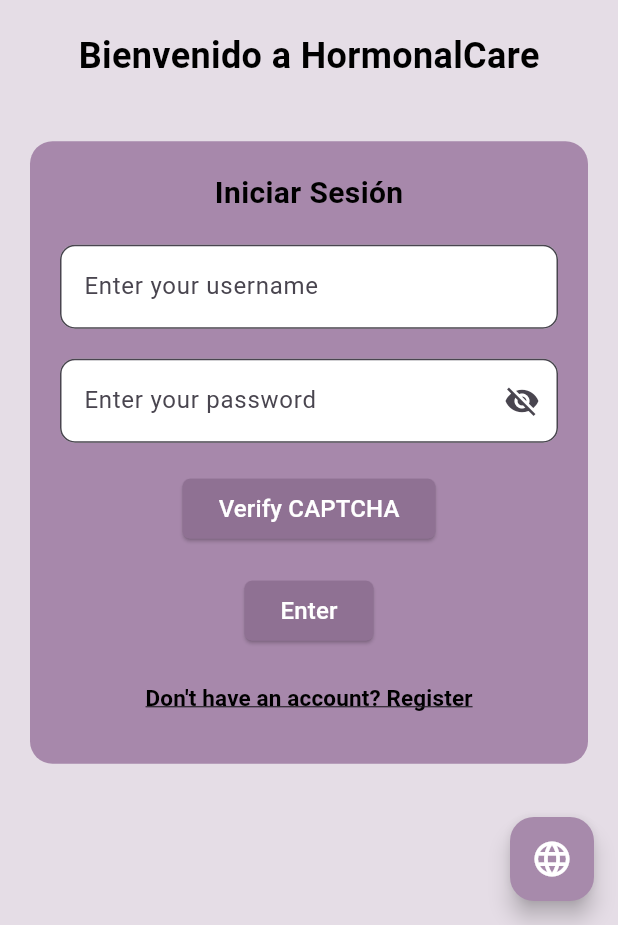
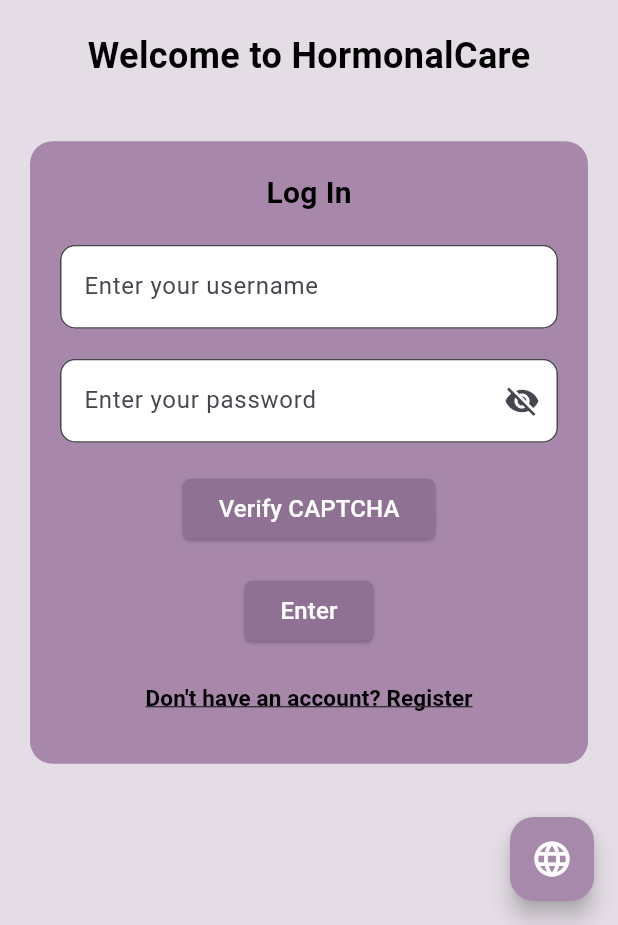
Before and after one commit to Grupo-Diseno-los-hormonales/experimentos_hormonal_care_mobile_frontend-prueba, a Flutter app: the screen it shows after launch, on a phone screen of 412 x 824 dp, the part 311-1236 px from its top. Run offline on Flutter 3.47's test engine with Material 3 defaults, Android fonts, the phone set to English and light mode, and no system bars; our stand-ins replace confetti, dio, file_picker, firebase_core, firebase_storage, fl_chart and 6 more; missing offline and left inert: universal_html; accounts and stored records are empty; generated files the repository leaves out were written again.

Commit message:
feat: added language change

```diff
--- a/lib/main.dart
+++ b/lib/main.dart
@@ -1,4 +1,4 @@
-import 'package:experimentos_hormonal_care_mobile_frontend/scr/widget/language_switcher_app.dart';
+import 'package:experimentos_hormonal_care_mobile_frontend/widgets/language_switcher_app.dart';
 import 'package:flutter/material.dart';
 import 'package:experimentos_hormonal_care_mobile_frontend/scr/features/iam/presentation/pages/sign_in.dart';
 import 'package:intl/date_symbol_data_local.dart'; // Importa el paquete para la localización
@@ -10,5 +10,5 @@
   await initializeDateFormatting('es_ES', null);
 
   // Ejecuta la aplicación
-  runApp(LanguageSwitcherApp());
+  runApp(LanguageSwitcherApp(child: SignIn()));
 }
--- a/lib/scr/features/iam/presentation/pages/sign_in.dart
+++ b/lib/scr/features/iam/presentation/pages/sign_in.dart
@@ -169,7 +169,7 @@
                             TextFormField(
                               controller: _emailController,
                               decoration: InputDecoration(
-                                labelText: 'Enter your username',
+                                labelText: AppLocalizations.of(context)?.enterUsernameHint ?? 'Enter your username',
                                 border: OutlineInputBorder(
                                   borderRadius: BorderRadius.circular(10),
                                 ),
@@ -182,7 +182,7 @@
                               controller: _passwordController,
                               obscureText: _obscureText,
                               decoration: InputDecoration(
-                                labelText: 'Enter your password',
+                                labelText: AppLocalizations.of(context)?.enterPasswordHint ?? 'Enter your password',
                                 border: OutlineInputBorder(
                                   borderRadius: BorderRadius.circular(10),
                                 ),
@@ -209,8 +209,8 @@
                                   borderRadius: BorderRadius.circular(5),
                                 ),
                               ),
-                              child: const Text(
-                                'Verify CAPTCHA',
+                              child: Text(
+                                AppLocalizations.of(context)?.verifyCaptchaButton ?? 'Verify CAPTCHA',
                                 style: TextStyle(
                                   color: Colors.white,
                                   fontSize: 16,
@@ -226,8 +226,8 @@
                                   borderRadius: BorderRadius.circular(5),
                                 ),
                               ),
-                              child: const Text(
-                                'Enter',
+                              child: Text(
+                                AppLocalizations.of(context)?.enterButton ?? 'Enter',
                                 style: TextStyle(
                                   color: Colors.white,
                                   fontSize: 16,
@@ -244,8 +244,8 @@
                                   ),
                                 );
                               },
-                              child: const Text(
-                                "Don't have an account? Register",
+                              child: Text(
+                                AppLocalizations.of(context)?.dontHaveAccount ?? "Don't have an account? Register",
                                 style: TextStyle(
                                   color: Colors.black,
                                   fontWeight: FontWeight.bold,
--- /dev/null
+++ b/lib/widgets/language_button.dart
@@ -0,0 +1,59 @@
+import 'package:flutter/material.dart';
+import 'package:flutter_gen/gen_l10n/app_localizations.dart';
+
+class LanguageButton extends StatelessWidget {
+  final Locale currentLocale;
+  final ValueChanged<Locale> onLocaleChange;
+
+  const LanguageButton({
+    Key? key,
+    required this.currentLocale,
+    required this.onLocaleChange,
+  }) : super(key: key);
+
+  @override
+  Widget build(BuildContext context) {
+    return FloatingActionButton(
+      onPressed: () => _showLanguageDialog(context),
+      backgroundColor: Color(0xFFA78AAB),
+      child: Icon(
+        Icons.language,
+        color: Colors.white,
+        size: 28,
+      ),
+      tooltip: AppLocalizations.of(context)?.selectLanguage ?? 'Select Language',
+    );
+  }
+
+  void _showLanguageDialog(BuildContext context) {
+    showDialog(
+      context: context,
+      builder: (BuildContext context) {
+        return AlertDialog(
+          title: Text(AppLocalizations.of(context)?.selectLanguage ?? 'Seleccionar idioma / Select Language'),
+          content: Column(
+            mainAxisSize: MainAxisSize.min,
+            children: [
+              ListTile(
+                leading: Text('🇪🇸', style: TextStyle(fontSize: 24)),
+                title: Text('Español'),
+                onTap: () {
+                  onLocaleChange(Locale('es', ''));
+                  Navigator.of(context).pop();
+                },
+              ),
+              ListTile(
+                leading: Text('🇺🇸', style: TextStyle(fontSize: 24)),
+                title: Text('English'),
+                onTap: () {
+                  onLocaleChange(Locale('en', ''));
+                  Navigator.of(context).pop();
+                },
+              ),
+            ],
+          ),
+        );
+      },
+    );
+  }
+}
--- /dev/null
+++ b/lib/widgets/language_switcher_app.dart
@@ -0,0 +1,57 @@
+import 'package:flutter/material.dart';
+import 'package:flutter_gen/gen_l10n/app_localizations.dart';
+import 'package:flutter_localizations/flutter_localizations.dart';
+
+import 'language_button.dart'; // Import the LanguageButton widget
+class LanguageSwitcherApp extends StatefulWidget {
+  final Widget child;
+
+  const LanguageSwitcherApp({Key? key, required this.child}) : super(key: key);
+
+  @override
+  _LanguageSwitcherAppState createState() => _LanguageSwitcherAppState();
+}
+
+class _LanguageSwitcherAppState extends State<LanguageSwitcherApp> {
+  Locale _locale = const Locale('en', ''); // Default language is English
+
+  void _changeLanguage(Locale locale) {
+    setState(() {
+      _locale = locale;
+    });
+  }
+
+  @override
+  Widget build(BuildContext context) {
+    return MaterialApp(
+      debugShowCheckedModeBanner: false,
+      title: 'Hormonal Care', // Puedes obtener el título de las localizaciones si lo agregas
+      localizationsDelegates: const [
+        AppLocalizations.delegate,
+        GlobalMaterialLocalizations.delegate,
+        GlobalWidgetsLocalizations.delegate,
+        GlobalCupertinoLocalizations.delegate,
+      ],
+      supportedLocales: const [
+        Locale('en', ''), // English
+        Locale('es', ''), // Spanish
+      ],
+      locale: _locale, // Use the selected locale
+
+      home: Stack(
+        children: [
+          widget.child, // Your entire application content
+          Positioned(
+            // Puedes ajustar la posición aquí
+            bottom: 16.0,
+            right: 16.0,
+            child: LanguageButton(
+              currentLocale: _locale, // Pass the current locale
+              onLocaleChange: _changeLanguage, // Pass the change language function
+            ),
+          ),
+        ],
+      ),
+    );
+  }
+}
```
Also changed, not shown: lib/l10n/app_en.arb (+29 -1 lines), lib/l10n/app_es.arb (+29 -1 lines), lib/scr/features/treatment_tracker/presentation/pages/treatment_tracker_screen.dart (+16 -15 lines), lib/scr/shared/presentation/pages/home_screen_patient.dart (+51 -37 lines), lib/scr/shared/presentation/widgets/custom_bottom_navigation_bar.dart (+6 -5 lines), lib/scr/widget/language_switcher_app.dart (+7 -43 lines).
